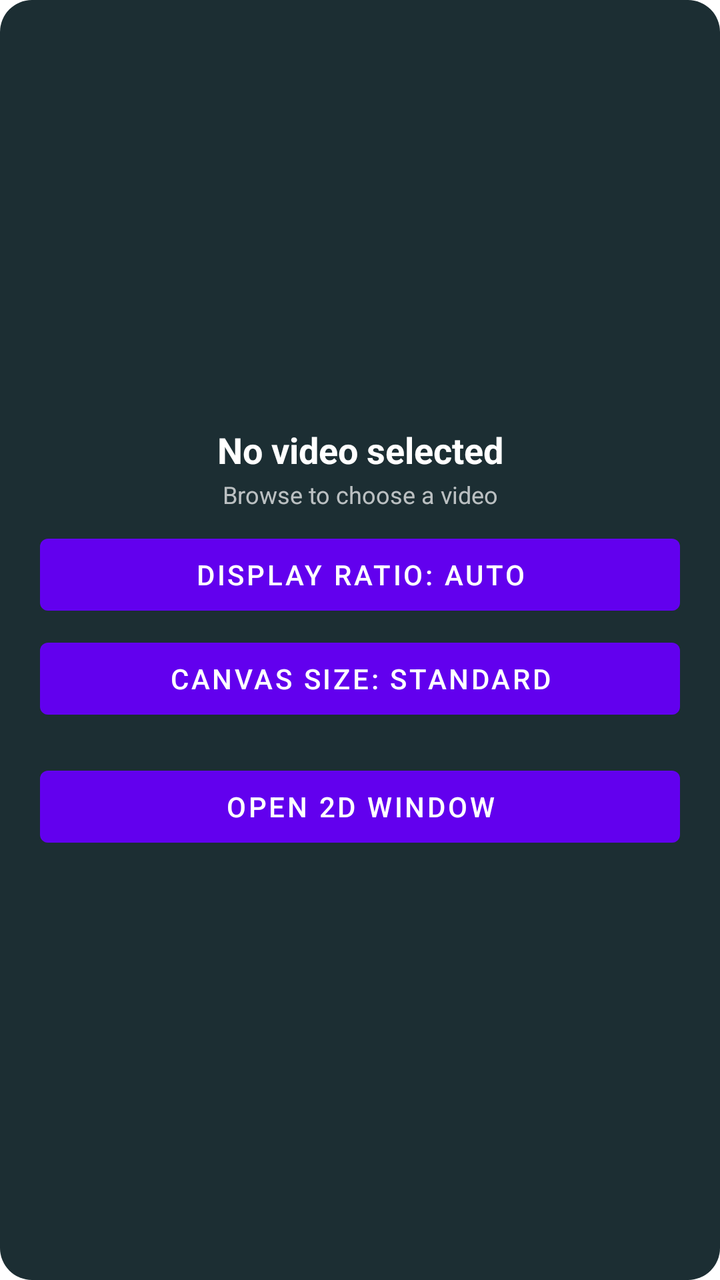
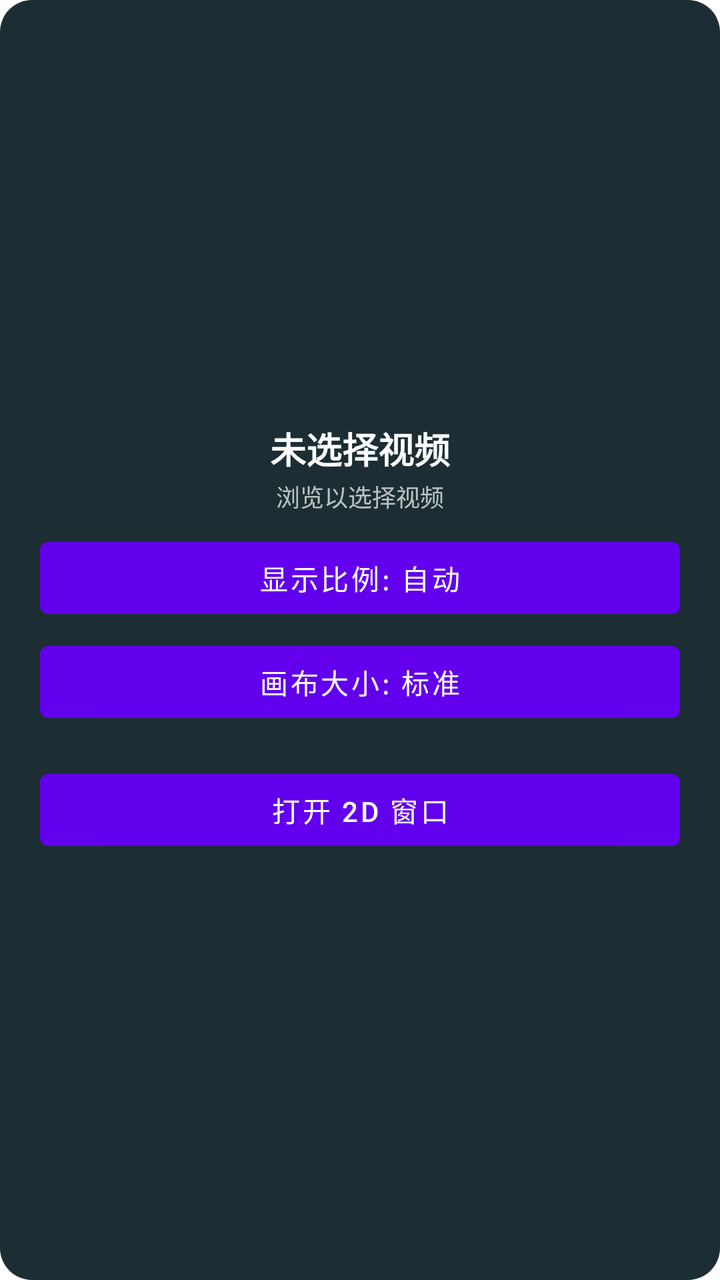

The first picture is an Android layout as it rendered before a commit; the second is the same layout after the commit. The layout source and the unified diff follow.
<!-- AndroidManifest.xml: fallback theme Theme.MaterialComponents.DayNight.NoActionBar -->
<!-- res/layout/mode_panel.xml -->
<?xml version="1.0" encoding="utf-8" ?>
<LinearLayout
  xmlns:android="http://schemas.android.com/apk/res/android"
  android:layout_width="match_parent"
  android:layout_height="match_parent"
  android:orientation="vertical"
  android:gravity="center"
  android:background="@drawable/layout_bg"
  android:padding="20dp"
>
  <TextView
    android:id="@+id/current_media_title"
    android:layout_width="match_parent"
    android:layout_height="wrap_content"
    android:ellipsize="end"
    android:gravity="center"
    android:lines="1"
    android:text="No video selected"
    android:textColor="@android:color/white"
    android:textSize="18sp"
    android:textStyle="bold"
  />
  <TextView
    android:id="@+id/current_media_detail"
    android:layout_width="match_parent"
    android:layout_height="wrap_content"
    android:layout_marginTop="2dp"
    android:ellipsize="end"
    android:gravity="center"
    android:lines="1"
    android:text="Browse to choose a video"
    android:textColor="#B3FFFFFF"
    android:textSize="12sp"
  />
  <Button
    android:id="@+id/retry_media_button"
    android:layout_width="wrap_content"
    android:layout_height="wrap_content"
    android:layout_marginTop="6dp"
    android:text="Retry"
    android:visibility="gone"
  />
  <Button
    android:id="@+id/display_ratio_button"
    android:layout_width="match_parent"
    android:layout_height="wrap_content"
    android:layout_marginTop="8dp"
    android:text="Display ratio: Auto"
  />
  <Button
    android:id="@+id/canvas_size_button"
    android:layout_width="match_parent"
    android:layout_height="wrap_content"
    android:layout_marginTop="4dp"
    android:text="Canvas size: Standard"
  />
  <TextView
    android:id="@+id/debug_build_label"
    android:layout_width="match_parent"
    android:layout_height="wrap_content"
    android:layout_marginTop="6dp"
    android:gravity="center"
    android:textColor="#B3FFFFFF"
    android:textSize="11sp"
    android:visibility="gone"
  />
  <TextView
    android:id="@+id/debug_aspect_detail"
    android:layout_width="match_parent"
    android:layout_height="wrap_content"
    android:layout_marginTop="2dp"
    android:gravity="center"
    android:textColor="#B3FFFFFF"
    android:textSize="10sp"
    android:visibility="gone"
  />
  <Button
    android:id="@+id/debug_aspect_target_button"
    android:layout_width="match_parent"
    android:layout_height="wrap_content"
    android:layout_marginTop="4dp"
    android:text="Target: Default"
    android:visibility="gone"
  />
  <Button
    android:id="@+id/debug_aspect_plan_button"
    android:layout_width="match_parent"
    android:layout_height="wrap_content"
    android:layout_marginTop="4dp"
    android:text="Plan: Plan 1"
    android:visibility="gone"
  />
  <Button
    android:id="@+id/debug_aspect_apply_button"
    android:layout_width="match_parent"
    android:layout_height="wrap_content"
    android:layout_marginTop="4dp"
    android:text="Apply"
    android:visibility="gone"
  />
  <Button
    android:id="@+id/open_2d_button"
    android:layout_width="match_parent"
    android:layout_height="wrap_content"
    android:layout_marginTop="16dp"
    android:text="Open 2D Window"
  />
</LinearLayout>
<!-- resources referenced by this layout -->
<resources>
  <!-- drawable layout_bg (drawable) -->
  <?xml version="1.0" encoding="UTF-8" ?>
  
  <shape xmlns:android="http://schemas.android.com/apk/res/android">
    <solid android:color="#FF1C2E33" />
    <corners android:radius="16dp" />
    <padding
      android:left="0dp"
      android:top="0dp"
      android:right="0dp"
      android:bottom="0dp"
    />
  </shape>
</resources>

<!-- the commit's change to res/layout/mode_panel.xml (unified diff, before → after) -->
@@ -15,7 +15,7 @@
     android:ellipsize="end"
     android:gravity="center"
     android:lines="1"
-    android:text="No video selected"
+    android:text="@string/detail_no_video"
     android:textColor="@android:color/white"
     android:textSize="18sp"
     android:textStyle="bold"
@@ -28,7 +28,7 @@
     android:ellipsize="end"
     android:gravity="center"
     android:lines="1"
-    android:text="Browse to choose a video"
+    android:text="@string/detail_browse_choose"
     android:textColor="#B3FFFFFF"
     android:textSize="12sp"
   />
@@ -37,7 +37,7 @@
     android:layout_width="wrap_content"
     android:layout_height="wrap_content"
     android:layout_marginTop="6dp"
-    android:text="Retry"
+    android:text="@string/retry"
     android:visibility="gone"
   />
   <Button
@@ -45,14 +45,14 @@
     android:layout_width="match_parent"
     android:layout_height="wrap_content"
     android:layout_marginTop="8dp"
-    android:text="Display ratio: Auto"
+    android:text="@string/display_ratio_auto"
   />
   <Button
     android:id="@+id/canvas_size_button"
     android:layout_width="match_parent"
     android:layout_height="wrap_content"
     android:layout_marginTop="4dp"
-    android:text="Canvas size: Standard"
+    android:text="@string/canvas_size_standard_label"
   />
   <TextView
     android:id="@+id/debug_build_label"
@@ -103,6 +103,6 @@
     android:layout_width="match_parent"
     android:layout_height="wrap_content"
     android:layout_marginTop="16dp"
-    android:text="Open 2D Window"
+    android:text="@string/open_2d"
   />
 </LinearLayout>
<!-- resource entries referenced after the edit -->
@@ -13,5 +13,11 @@
       android:bottom="0dp"
     />
   </shape>
+  <string name="canvas_size_standard_label">画布大小: 标准</string>
+  <string name="detail_browse_choose">浏览以选择视频</string>
+  <string name="detail_no_video">未选择视频</string>
+  <string name="display_ratio_auto">显示比例: 自动</string>
+  <string name="open_2d">打开 2D 窗口</string>
+  <string name="retry">重试</string>
 </resources>
 
